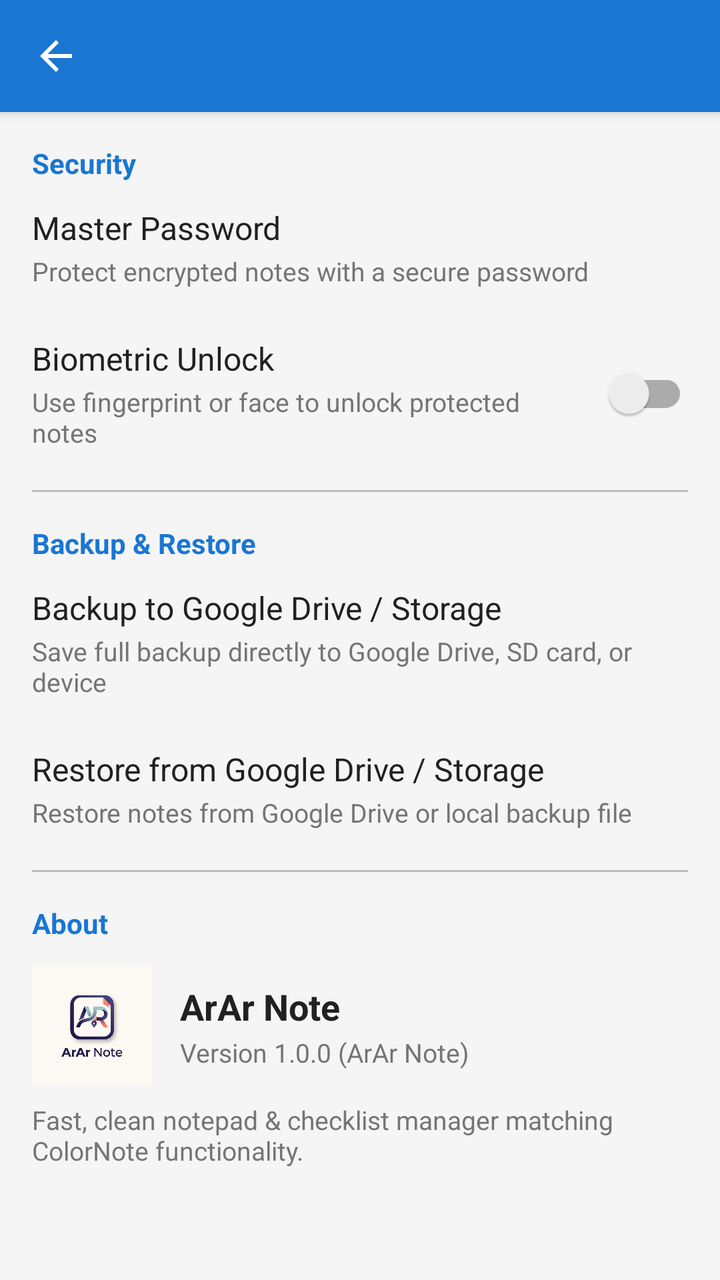
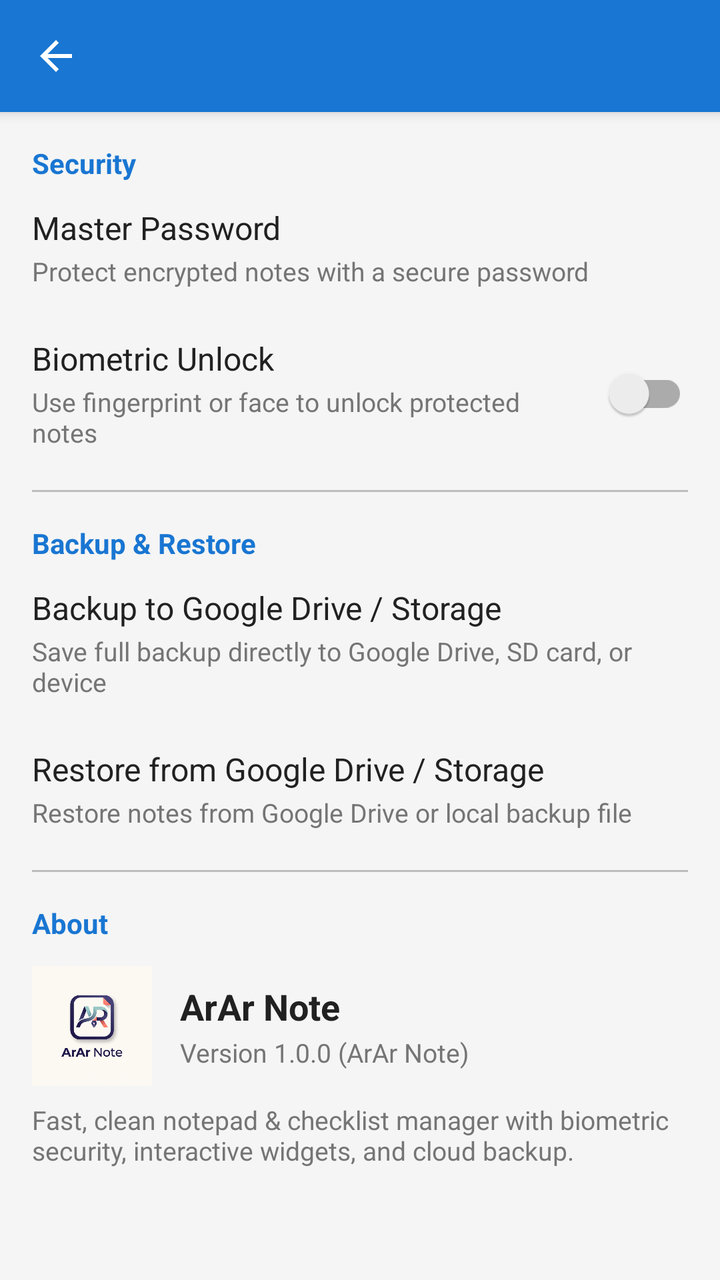

Before-and-after screenshots of an Android layout around one commit, followed by the original layout XML and the change that was made.
<!-- AndroidManifest.xml: application theme Theme.ArArNote -->
<!-- res/layout/activity_settings.xml -->
<?xml version="1.0" encoding="utf-8"?>
<LinearLayout xmlns:android="http://schemas.android.com/apk/res/android"
    xmlns:app="http://schemas.android.com/apk/res-auto"
    android:layout_width="match_parent"
    android:layout_height="match_parent"
    android:orientation="vertical">

    <androidx.appcompat.widget.Toolbar
        android:id="@+id/toolbar"
        android:layout_width="match_parent"
        android:layout_height="?attr/actionBarSize"
        android:background="?attr/colorPrimary"
        android:theme="@style/Widget.ArArNote.Toolbar"
        app:navigationIcon="@drawable/ic_arrow_back" />

    <ScrollView
        android:layout_width="match_parent"
        android:layout_height="match_parent">

        <LinearLayout
            android:layout_width="match_parent"
            android:layout_height="wrap_content"
            android:orientation="vertical"
            android:padding="16dp">

            
            <TextView
                android:layout_width="wrap_content"
                android:layout_height="wrap_content"
                android:text="Security"
                android:textColor="?attr/colorPrimary"
                android:textSize="14sp"
                android:textStyle="bold" />

            <LinearLayout
                android:id="@+id/btn_setting_password"
                android:layout_width="match_parent"
                android:layout_height="wrap_content"
                android:background="?attr/selectableItemBackground"
                android:clickable="true"
                android:focusable="true"
                android:orientation="vertical"
                android:paddingTop="12dp"
                android:paddingBottom="12dp">

                <TextView
                    android:id="@+id/text_password_title"
                    android:layout_width="match_parent"
                    android:layout_height="wrap_content"
                    android:text="@string/pref_master_password"
                    android:textColor="@color/text_primary"
                    android:textSize="16sp" />

                <TextView
                    android:id="@+id/text_password_status"
                    android:layout_width="match_parent"
                    android:layout_height="wrap_content"
                    android:layout_marginTop="2dp"
                    android:text="@string/pref_master_password_summary"
                    android:textColor="@color/text_secondary"
                    android:textSize="13sp" />

            </LinearLayout>

            <LinearLayout
                android:id="@+id/btn_setting_biometric"
                android:layout_width="match_parent"
                android:layout_height="wrap_content"
                android:background="?attr/selectableItemBackground"
                android:clickable="true"
                android:focusable="true"
                android:gravity="center_vertical"
                android:orientation="horizontal"
                android:paddingTop="12dp"
                android:paddingBottom="12dp">

                <LinearLayout
                    android:layout_width="0dp"
                    android:layout_height="wrap_content"
                    android:layout_weight="1"
                    android:orientation="vertical">

                    <TextView
                        android:layout_width="match_parent"
                        android:layout_height="wrap_content"
                        android:text="Biometric Unlock"
                        android:textColor="@color/text_primary"
                        android:textSize="16sp" />

                    <TextView
                        android:id="@+id/text_biometric_status"
                        android:layout_width="match_parent"
                        android:layout_height="wrap_content"
                        android:layout_marginTop="2dp"
                        android:text="Use fingerprint or face to unlock protected notes"
                        android:textColor="@color/text_secondary"
                        android:textSize="13sp" />

                </LinearLayout>

                <androidx.appcompat.widget.SwitchCompat
                    android:id="@+id/switch_biometric"
                    android:layout_width="wrap_content"
                    android:layout_height="wrap_content"
                    android:clickable="false"
                    android:focusable="false" />

            </LinearLayout>

            <View
                android:layout_width="match_parent"
                android:layout_height="1dp"
                android:layout_marginTop="8dp"
                android:layout_marginBottom="16dp"
                android:background="@color/divider" />

            
            <TextView
                android:layout_width="wrap_content"
                android:layout_height="wrap_content"
                android:text="Backup &amp; Restore"
                android:textColor="?attr/colorPrimary"
                android:textSize="14sp"
                android:textStyle="bold" />

            <LinearLayout
                android:id="@+id/btn_setting_backup"
                android:layout_width="match_parent"
                android:layout_height="wrap_content"
                android:background="?attr/selectableItemBackground"
                android:clickable="true"
                android:focusable="true"
                android:orientation="vertical"
                android:paddingTop="12dp"
                android:paddingBottom="12dp">

                <TextView
                    android:layout_width="match_parent"
                    android:layout_height="wrap_content"
                    android:text="@string/pref_backup"
                    android:textColor="@color/text_primary"
                    android:textSize="16sp" />

                <TextView
                    android:layout_width="match_parent"
                    android:layout_height="wrap_content"
                    android:layout_marginTop="2dp"
                    android:text="@string/pref_backup_summary"
                    android:textColor="@color/text_secondary"
                    android:textSize="13sp" />

            </LinearLayout>

            <LinearLayout
                android:id="@+id/btn_setting_restore"
                android:layout_width="match_parent"
                android:layout_height="wrap_content"
                android:background="?attr/selectableItemBackground"
                android:clickable="true"
                android:focusable="true"
                android:orientation="vertical"
                android:paddingTop="12dp"
                android:paddingBottom="12dp">

                <TextView
                    android:layout_width="match_parent"
                    android:layout_height="wrap_content"
                    android:text="@string/pref_restore"
                    android:textColor="@color/text_primary"
                    android:textSize="16sp" />

                <TextView
                    android:layout_width="match_parent"
                    android:layout_height="wrap_content"
                    android:layout_marginTop="2dp"
                    android:text="@string/pref_restore_summary"
                    android:textColor="@color/text_secondary"
                    android:textSize="13sp" />

            </LinearLayout>

            <View
                android:layout_width="match_parent"
                android:layout_height="1dp"
                android:layout_marginTop="8dp"
                android:layout_marginBottom="16dp"
                android:background="@color/divider" />

            
            <TextView
                android:layout_width="wrap_content"
                android:layout_height="wrap_content"
                android:text="About"
                android:textColor="?attr/colorPrimary"
                android:textSize="14sp"
                android:textStyle="bold" />

            <LinearLayout
                android:layout_width="match_parent"
                android:layout_height="wrap_content"
                android:layout_marginTop="12dp"
                android:gravity="center_vertical"
                android:orientation="horizontal">

                <ImageView
                    android:layout_width="60dp"
                    android:layout_height="60dp"
                    android:contentDescription="@string/app_name"
                    android:src="@drawable/app_logo" />

                <LinearLayout
                    android:layout_width="0dp"
                    android:layout_height="wrap_content"
                    android:layout_marginStart="14dp"
                    android:layout_weight="1"
                    android:orientation="vertical">

                    <TextView
                        android:layout_width="wrap_content"
                        android:layout_height="wrap_content"
                        android:text="@string/app_name"
                        android:textColor="@color/text_primary"
                        android:textSize="18sp"
                        android:textStyle="bold" />

                    <TextView
                        android:layout_width="wrap_content"
                        android:layout_height="wrap_content"
                        android:layout_marginTop="2dp"
                        android:text="@string/pref_app_version"
                        android:textColor="@color/text_secondary"
                        android:textSize="13sp" />
                </LinearLayout>

            </LinearLayout>

            <TextView
                android:layout_width="match_parent"
                android:layout_height="wrap_content"
                android:layout_marginTop="8dp"
                android:text="Fast, clean notepad &amp; checklist manager matching ColorNote functionality."
                android:textColor="@color/text_secondary"
                android:textSize="13sp" />

        </LinearLayout>

    </ScrollView>

</LinearLayout>
<!-- resources referenced by this layout -->
<resources>
  <color name="divider">#BDBDBD</color>
  <color name="text_primary">#212121</color>
  <color name="text_secondary">#757575</color>
  <!-- drawable app_logo: png bitmap (drawable, 127281 bytes) -->
  <!-- drawable ic_arrow_back (drawable) -->
  <vector xmlns:android="http://schemas.android.com/apk/res/android"
      android:width="24dp"
      android:height="24dp"
      android:viewportWidth="24"
      android:viewportHeight="24">
      <path
          android:fillColor="#FFFFFFFF"
          android:pathData="M20,11H7.83L13.42,5.41L12,4L4,12L12,20L13.41,18.59L7.83,13H20V11Z" />
  </vector>
  <string name="app_name">ArAr Note</string>
  <string name="pref_app_version">Version 1.0.0 (ArAr Note)</string>
  <string name="pref_backup">Backup to Google Drive / Storage</string>
  <string name="pref_backup_summary">Save full backup directly to Google Drive, SD card, or device</string>
  <string name="pref_master_password">Master Password</string>
  <string name="pref_master_password_summary">Protect encrypted notes with a secure password</string>
  <string name="pref_restore">Restore from Google Drive / Storage</string>
  <string name="pref_restore_summary">Restore notes from Google Drive or local backup file</string>
  <style name="Widget.ArArNote.Toolbar" parent="Widget.MaterialComponents.Toolbar.Primary">
          <item name="titleTextColor">#FFFFFF</item>
          <item name="subtitleTextColor">#E0E0E0</item>
      </style>
  <style name="Theme.ArArNote" parent="Theme.MaterialComponents.DayNight.NoActionBar">
          <item name="colorPrimary">@color/primary</item>
          <item name="colorPrimaryVariant">@color/primary_dark</item>
          <item name="colorOnPrimary">#FFFFFF</item>
          <item name="colorSecondary">@color/accent</item>
          <item name="colorSecondaryVariant">@color/accent</item>
          <item name="colorOnSecondary">#000000</item>
          <item name="android:statusBarColor">?attr/colorPrimaryVariant</item>
          <item name="android:windowBackground">@color/background</item>
      </style>
  <color name="primary">#1976D2</color>
  <color name="primary_dark">#0D47A1</color>
  <color name="accent">#FFAB00</color>
  <color name="background">#F5F5F5</color>
</resources>

<!-- the commit's change to res/layout/activity_settings.xml (unified diff, before → after) -->
@@ -238,7 +238,7 @@
                 android:layout_width="match_parent"
                 android:layout_height="wrap_content"
                 android:layout_marginTop="8dp"
-                android:text="Fast, clean notepad &amp; checklist manager matching ColorNote functionality."
+                android:text="Fast, clean notepad &amp; checklist manager with biometric security, interactive widgets, and cloud backup."
                 android:textColor="@color/text_secondary"
                 android:textSize="13sp" />
 
